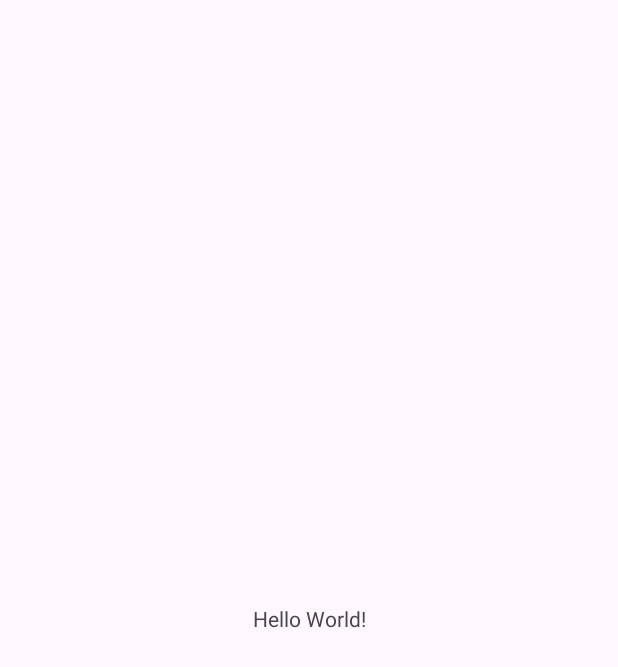
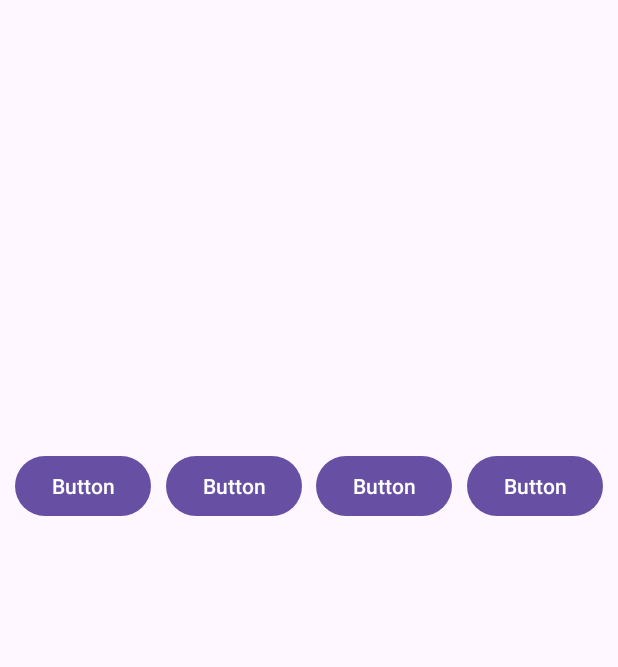
Before and after one commit to thaisBertoldi/alinhamento-chain-android, an Android app: the screen it shows after launch (MainActivity), on a phone screen of 412 x 824 dp. Before the commit the part shown is almost empty. Shown: the top 667 px of the screen. Run offline under Robolectric (Android 15) with nearby library versions, the phone set to English and light mode, and no system bars.

Commit message:
feat: incluindo chain horizontal

```diff
--- a/app/src/main/res/layout/activity_main.xml
+++ b/app/src/main/res/layout/activity_main.xml
@@ -6,12 +6,48 @@
     android:layout_height="match_parent"
     tools:context=".MainActivity">
 
-    <TextView
+    <Button
+        android:id="@+id/button"
         android:layout_width="wrap_content"
         android:layout_height="wrap_content"
-        android:text="Hello World!"
-        app:layout_constraintBottom_toBottomOf="parent"
+        android:layout_marginTop="300dp"
+        android:text="Button"
+        app:layout_constraintEnd_toStartOf="@+id/button3"
+        app:layout_constraintHorizontal_bias="0.5"
+        app:layout_constraintHorizontal_chainStyle="packed"
+        app:layout_constraintStart_toEndOf="@+id/button2"
+        app:layout_constraintTop_toTopOf="parent" />
+
+    <Button
+        android:id="@+id/button3"
+        android:layout_width="wrap_content"
+        android:layout_height="wrap_content"
+        android:layout_marginTop="300dp"
+        android:text="Button"
+        app:layout_constraintEnd_toStartOf="@+id/button4"
+        app:layout_constraintHorizontal_bias="0.5"
+        app:layout_constraintStart_toEndOf="@+id/button"
+        app:layout_constraintTop_toTopOf="parent" />
+
+    <Button
+        android:id="@+id/button4"
+        android:layout_width="wrap_content"
+        android:layout_height="wrap_content"
+        android:layout_marginTop="300dp"
+        android:text="Button"
         app:layout_constraintEnd_toEndOf="parent"
+        app:layout_constraintHorizontal_bias="0.5"
+        app:layout_constraintStart_toEndOf="@+id/button3"
+        app:layout_constraintTop_toTopOf="parent" />
+
+    <Button
+        android:id="@+id/button2"
+        android:layout_width="wrap_content"
+        android:layout_height="wrap_content"
+        android:layout_marginTop="300dp"
+        android:text="Button"
+        app:layout_constraintEnd_toStartOf="@+id/button"
+        app:layout_constraintHorizontal_bias="0.5"
         app:layout_constraintStart_toStartOf="parent"
         app:layout_constraintTop_toTopOf="parent" />
 
```
